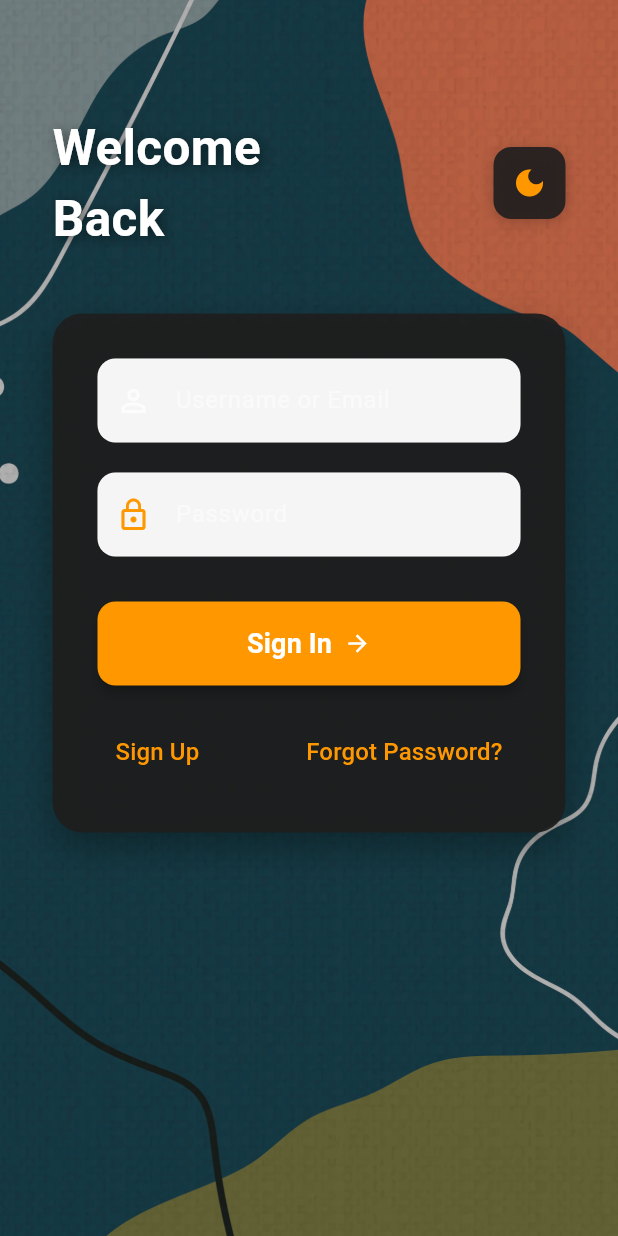
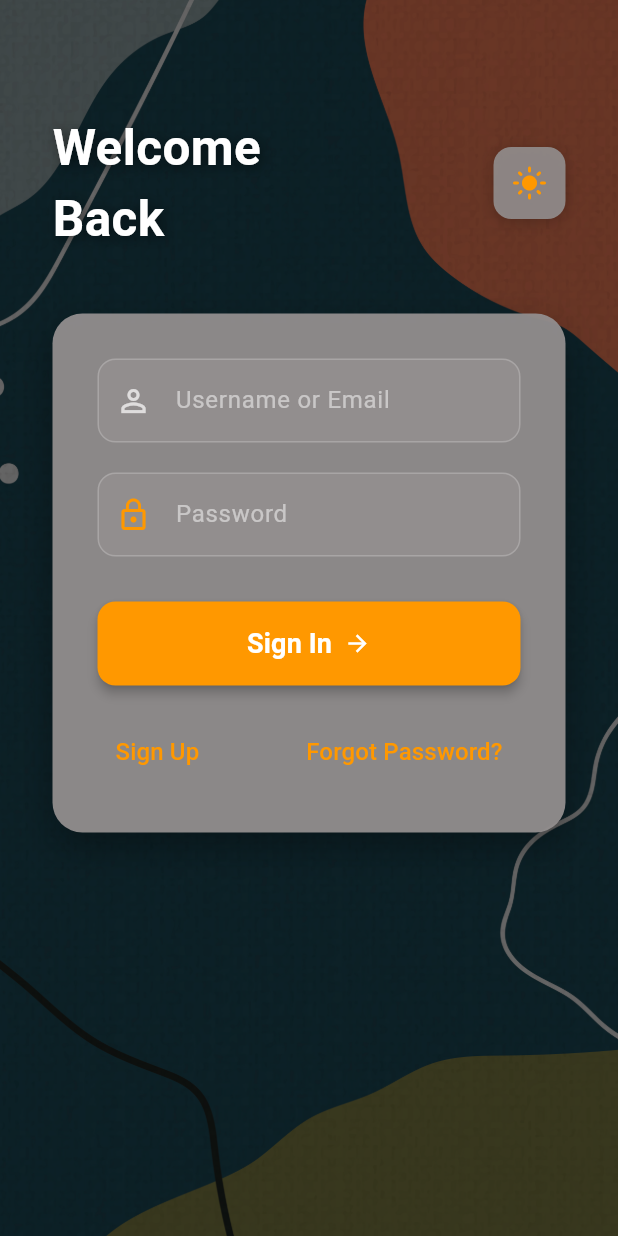
Before and after one commit to bhuwan214/demo_app_flutter, a Flutter app: the screen it shows after launch, after a tap on the "dark mode" icon, on a phone screen of 412 x 824 dp. Run offline on Flutter 3.47's test engine with Material 3 defaults, Android fonts, the phone set to English and light mode, and no system bars; our stand-ins replace image_picker.

```diff
--- a/lib/main.dart
+++ b/lib/main.dart
@@ -35,7 +35,7 @@ class _MyAppState extends State<MyApp> {
         colorScheme: const ColorScheme.dark(
           primary: Colors.orange,
           secondary: Colors.deepOrangeAccent,
-          surface: Color(0xFF1E1E1E),
+          surface: Color.fromARGB(255, 146, 142, 142),
           background: Color(0xFF121212),
           onPrimary: Colors.white,
           onSecondary: Colors.white,
@@ -84,7 +84,7 @@ class _MyAppState extends State<MyApp> {
           },
 
           home:  MyLogin(
-            themeMode: ThemeMode.light,
+            themeMode: _themeMode,
             onThemeChanged :_updateThemeMode,
           ),
         ),
```
